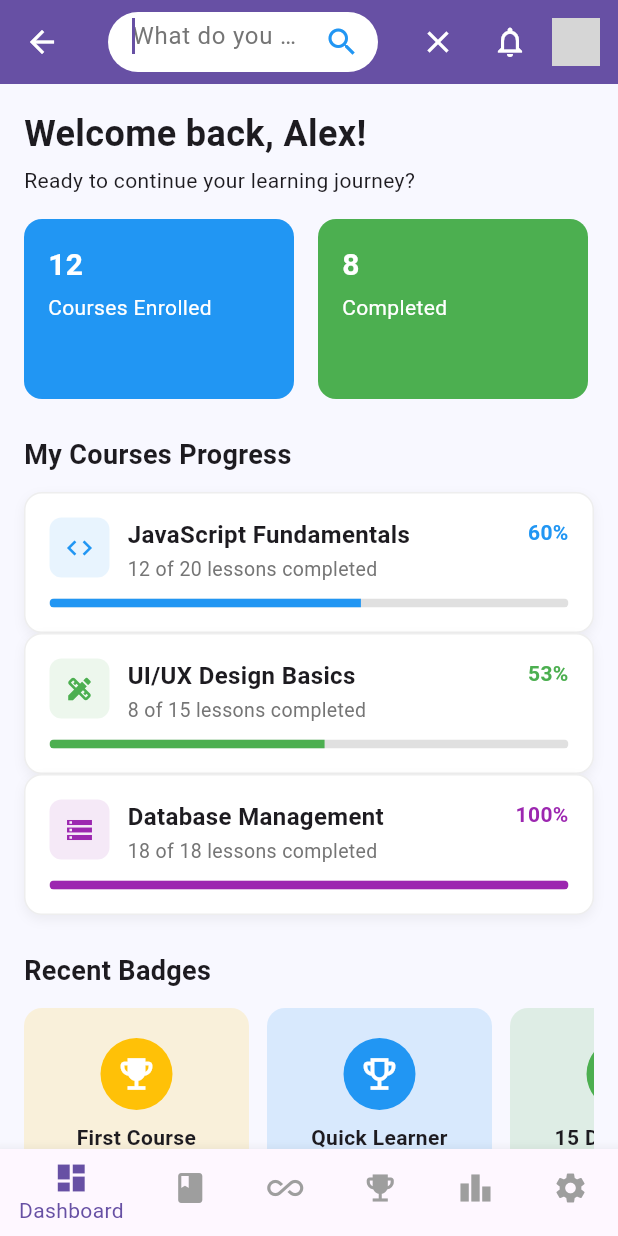
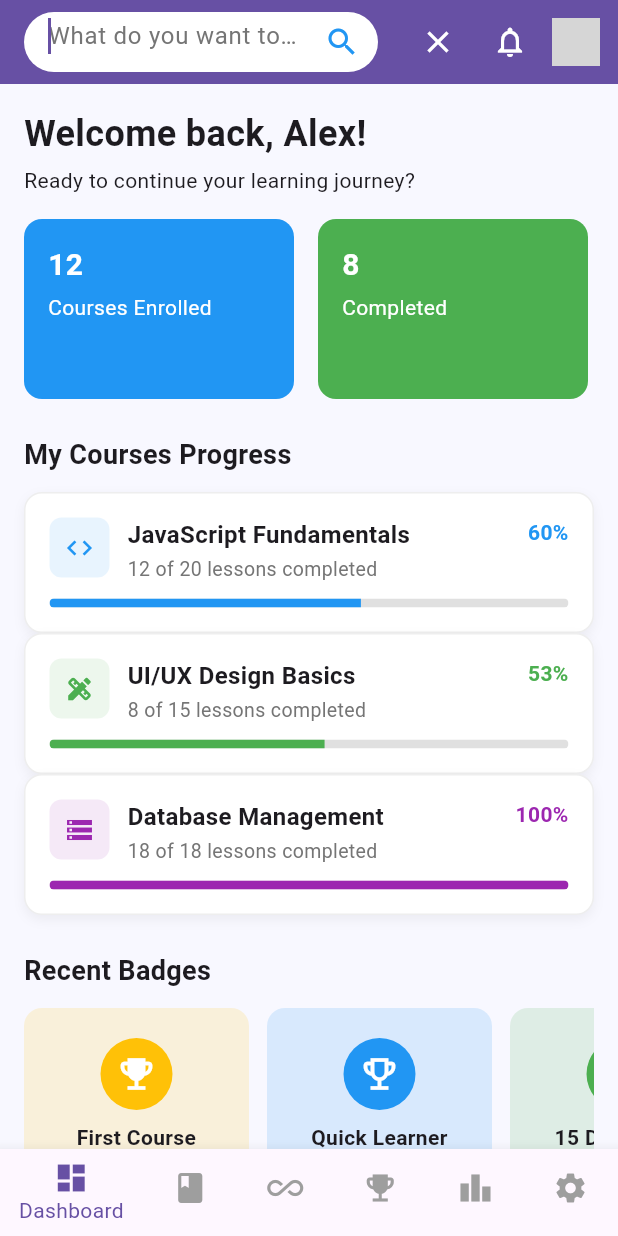
Before and after one commit to Rohith1888/Capstone_Flutter, a Flutter app: the ResponsiveLayout screen opened directly, after a tap on the "search" icon, on a phone screen of 412 x 824 dp. Run offline on Flutter 3.47's test engine with Material 3 defaults, Android fonts, the phone set to English and light mode, and no system bars; network calls fail; grey boxes are pictures that could not be loaded.

Commit message:
dashboard done

```diff
--- a/capstone_project/lib/view/dashboard/dashboard_page.dart
+++ b/capstone_project/lib/view/dashboard/dashboard_page.dart
@@ -5,7 +5,10 @@ class DashboardPage extends StatelessWidget {
 
   @override
   Widget build(BuildContext context) {
-    return SingleChildScrollView(
+    return SafeArea(
+        child:
+        SingleChildScrollView
+     (
       padding: const EdgeInsets.all(16),
       child: Column(
         crossAxisAlignment: CrossAxisAlignment.start,
@@ -81,8 +84,10 @@ _buildProgressCard(
           ),
           const SizedBox(height: 12),
           _exploreCoursesSection(),
+
         ],
       ),
+    )
     );
   }
 
@@ -156,7 +161,7 @@ _buildProgressCard(
 
   Widget _exploreCoursesSection() {
   return SizedBox(
-    height: 300,
+    height: 320,
     child: ListView(
       scrollDirection: Axis.horizontal,
       children: [
@@ -405,6 +410,7 @@ static Widget _courseCard({
 }) {
   return Container(
     width: 260,
+
     decoration: BoxDecoration(
       color: Colors.white,
       borderRadius: BorderRadius.circular(16),
@@ -439,7 +445,7 @@ static Widget _courseCard({
               Row(
                 children: [
                   Container(
-                    padding: const EdgeInsets.symmetric(horizontal: 8, vertical: 4),
+                    padding: const EdgeInsets.symmetric(horizontal: 10, vertical: 4),
                     decoration: BoxDecoration(
                       color: Colors.blue.withOpacity(0.1),
                       borderRadius: BorderRadius.circular(12),
--- a/capstone_project/lib/view/dashboard/responsive_layout_dashboard.dart
+++ b/capstone_project/lib/view/dashboard/responsive_layout_dashboard.dart
@@ -1,4 +1,5 @@
 import 'package:capstone_project/view/navigation_drawer.dart';
+import 'package:capstone_project/view/responsive/responsive_singin_page.dart';
 import 'package:flutter/material.dart';
 
 import '../placeholder.dart';
@@ -31,6 +32,17 @@ class _ResponsiveLayoutState extends State<ResponsiveLayout> {
     });
   }
 
+  void _handleMenuSelection(String value) {
+    if (value == 'logout') {
+      print("Logging out...");
+      // TODO: Implement logout logic here
+      Navigator.push(
+        context,
+        MaterialPageRoute(builder: (context) => const ResponsiveSignInPage()),
+      );
+    }
+  }
+
   @override
   Widget build(BuildContext context) {
     return LayoutBuilder(
@@ -47,7 +59,8 @@ class _ResponsiveLayoutState extends State<ResponsiveLayout> {
                   padding: const EdgeInsets.symmetric(horizontal: 16),
                   decoration: BoxDecoration(
                     color: Colors.white,
-                    border: Border(bottom: BorderSide(color: Colors.grey.shade300)),
+                    border:
+                    Border(bottom: BorderSide(color: Colors.grey.shade300)),
                   ),
                   child: Row(
                     mainAxisAlignment: MainAxisAlignment.spaceBetween,
@@ -67,7 +80,8 @@ class _ResponsiveLayoutState extends State<ResponsiveLayout> {
                           const SizedBox(width: 8),
                           const Text(
                             "LearnHub",
-                            style: TextStyle(fontSize: 18, fontWeight: FontWeight.bold),
+                            style: TextStyle(
+                                fontSize: 18, fontWeight: FontWeight.bold),
                           ),
                           const SizedBox(width: 50),
                           // Search Field for Desktop
@@ -77,23 +91,26 @@ class _ResponsiveLayoutState extends State<ResponsiveLayout> {
                               controller: _searchController,
                               decoration: InputDecoration(
                                 hintText: "What do you want to learn?",
-                                hintStyle: TextStyle(color: Colors.grey.shade600),
-                                contentPadding:
-                                    const EdgeInsets.symmetric(vertical: 0, horizontal: 16),
+                                hintStyle:
+                                TextStyle(color: Colors.grey.shade600),
+                                contentPadding: const EdgeInsets.symmetric(
+                                    vertical: 0, horizontal: 16),
                                 filled: true,
                                 fillColor: Colors.white,
                                 border: OutlineInputBorder(
                                   borderRadius: BorderRadius.circular(30),
-                                  borderSide: BorderSide(color: Colors.grey.shade300),
+                                  borderSide:
+                                  BorderSide(color: Colors.grey.shade300),
                                 ),
                                 enabledBorder: OutlineInputBorder(
                                   borderRadius: BorderRadius.circular(30),
-                                  borderSide: BorderSide(color: Colors.grey.shade300),
+                                  borderSide:
+                                  BorderSide(color: Colors.grey.shade300),
                                 ),
                                 focusedBorder: OutlineInputBorder(
                                   borderRadius: BorderRadius.circular(30),
-                                  borderSide:
-                                      BorderSide(color: Theme.of(context).primaryColor),
+                                  borderSide: BorderSide(
+                                      color: Theme.of(context).primaryColor),
                                 ),
                                 suffixIcon: Container(
                                   margin: const EdgeInsets.all(4),
@@ -102,7 +119,8 @@ class _ResponsiveLayoutState extends State<ResponsiveLayout> {
                                     borderRadius: BorderRadius.circular(30),
                                   ),
                                   child: IconButton(
-                                    icon: const Icon(Icons.search, color: Colors.white),
+                                    icon: const Icon(Icons.search,
+                                        color: Colors.white),
                                     onPressed: () {
                                       // Trigger search
                                     },
@@ -117,14 +135,25 @@ class _ResponsiveLayoutState extends State<ResponsiveLayout> {
                       Row(
                         children: [
                           IconButton(
-                            icon: const Icon(Icons.notifications_outlined, size: 24),
+                            icon: const Icon(Icons.notifications_outlined,
+                                size: 24),
                             onPressed: () {},
                           ),
                           const SizedBox(width: 12),
-                          const CircleAvatar(
+                          PopupMenuButton<String>(
+                            onSelected: _handleMenuSelection,
+                            itemBuilder: (context) => const [
+                              PopupMenuItem(
+                                value: 'logout',
+                                child: Text('Logout'),
+                              ),
+                            ],
+                            child: const CircleAvatar(
                               radius: 18,
-                            backgroundImage:
-                                NetworkImage("https://htmlstream.com/preview/unify-v2.6.2/assets/img-temp/400x450/img5.jpg"),
+                              backgroundImage: NetworkImage(
+                                "https://htmlstream.com/preview/unify-v2.6.2/assets/img-temp/400x450/img5.jpg",
+                              ),
+                            ),
                           ),
                         ],
                       ),
@@ -150,9 +179,11 @@ class _ResponsiveLayoutState extends State<ResponsiveLayout> {
           // Mobile View with animated search in AppBar
           return Scaffold(
             appBar: AppBar(
+              automaticallyImplyLeading: false,
               title: AnimatedSwitcher(
                 duration: const Duration(milliseconds: 300),
-                transitionBuilder: (Widget child, Animation<double> animation) {
+                transitionBuilder:
+                    (Widget child, Animation<double> animation) {
                   return SizeTransition(
                     sizeFactor: animation,
                     axis: Axis.horizontal,
@@ -172,12 +203,14 @@ class _ResponsiveLayoutState extends State<ResponsiveLayout> {
                     autofocus: true,
                     decoration: InputDecoration(
                       hintText: "What do you want to learn?",
-                            hintStyle: TextStyle(color: Colors.grey.shade600),
+                      hintStyle:
+                      TextStyle(color: Colors.grey.shade600),
                       border: InputBorder.none,
-                            contentPadding:
-                                const EdgeInsets.symmetric(horizontal: 16),
+                      contentPadding: const EdgeInsets.symmetric(
+                          horizontal: 16),
                       suffixIcon: IconButton(
-                              icon: const Icon(Icons.search, color: Colors.blue),
+                        icon: const Icon(Icons.search,
+                            color: Colors.blue),
                         onPressed: () {
                           // Trigger search
                         },
@@ -195,10 +228,11 @@ class _ResponsiveLayoutState extends State<ResponsiveLayout> {
                       height: 40,
                       width: 40,
                       decoration: BoxDecoration(
-                              color: Colors.purple,
+                        color: const Color(0xFF312ECB),
                         borderRadius: BorderRadius.circular(8),
                       ),
-                            child: const Icon(Icons.school, color: Colors.white),
+                      child: const Icon(Icons.school,
+                          color: Colors.white),
                     ),
                     const SizedBox(width: 8),
                     const Text(
@@ -227,15 +261,24 @@ class _ResponsiveLayoutState extends State<ResponsiveLayout> {
                   },
                 ),
                 IconButton(
-                  icon:
-                      const Icon(Icons.notifications_outlined, color: Colors.white),
+                  icon: const Icon(Icons.notifications_outlined,
+                      color: Colors.white),
                   onPressed: () {},
                 ),
                 const SizedBox(width: 4),
-                const CircleAvatar(
+                PopupMenuButton<String>(
+                  onSelected: _handleMenuSelection,
+                  itemBuilder: (context) => const [
+                    PopupMenuItem(
+                      value: 'logout',
+                      child: Text('Logout'),
+                    ),
+                  ],
+                  child: const CircleAvatar(
                     radius: 16,
                     backgroundImage:
                     NetworkImage("https://via.placeholder.com/150"),
+                  ),
                 ),
                 const SizedBox(width: 12),
               ],
```
Lines whose indentation alone changed are shown as unchanged.
